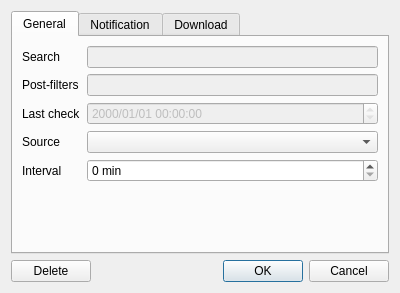
Bionus/imgbrd-grabber, file gui/src/monitor-window.ui: the form before one commit.
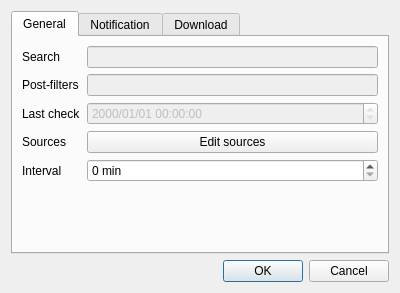
The form after the commit. Icons and pictures are not drawn.

Commit message: Have monitors support multiple sources (fix #1620)

```diff
--- a/gui/src/monitor-window.ui
+++ b/gui/src/monitor-window.ui
@@ -80,13 +80,10 @@
        <item row="3" column="0">
         <widget class="QLabel" name="labelSource">
          <property name="text">
-          <string>Source</string>
+          <string>Sources</string>
          </property>
         </widget>
        </item>
-       <item row="3" column="1">
-        <widget class="QComboBox" name="comboSource"/>
-       </item>
        <item row="4" column="0">
         <widget class="QLabel" name="labelInterval">
          <property name="text">
@@ -121,6 +118,16 @@
          </property>
         </widget>
        </item>
+       <item row="3" column="1">
+        <widget class="QPushButton" name="pushButton">
+         <property name="styleSheet">
+          <string notr="true"/>
+         </property>
+         <property name="text">
+          <string>Edit sources</string>
+         </property>
+        </widget>
+       </item>
       </layout>
      </widget>
      <widget class="QWidget" name="tabNotification">
@@ -184,28 +191,6 @@
     </widget>
    </item>
    <item>
-    <layout class="QHBoxLayout" name="horizontalLayout_2">
-     <item>
-      <widget class="QPushButton" name="buttonRemove">
-       <property name="text">
-        <string>Delete</string>
-       </property>
-      </widget>
-     </item>
-     <item>
-      <spacer name="horizontalSpacer">
-       <property name="orientation">
-        <enum>Qt::Horizontal</enum>
-       </property>
-       <property name="sizeHint" stdset="0">
-        <size>
-         <width>40</width>
-         <height>20</height>
-        </size>
-       </property>
-      </spacer>
-     </item>
-     <item>
       <widget class="QDialogButtonBox" name="buttonBox">
        <property name="orientation">
         <enum>Qt::Horizontal</enum>
@@ -216,8 +201,6 @@
       </widget>
      </item>
     </layout>
-   </item>
-  </layout>
  </widget>
  <resources>
   <include location="../resources/resources.qrc"/>
```
Left out of the diff: 18 changed lines with no effect on the pictures. Lines whose indentation alone changed are shown as unchanged. The commit also changes 11 other files.
